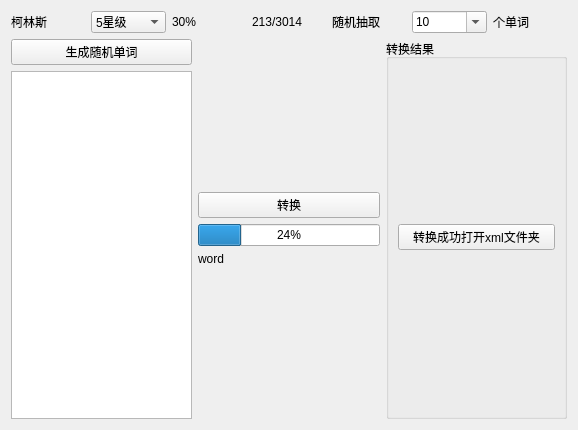
Ji-Yuhang/CovertToSuperMemo, file CovertToSuperMemoQt/randomwords.ui: the form before one commit.
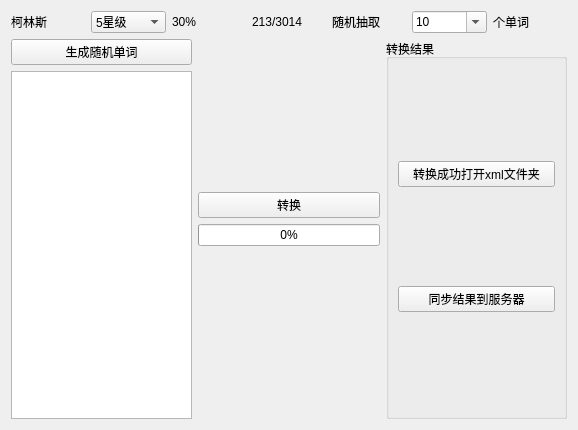
The form after the commit.

Diff of the .ui file:
```diff
--- a/CovertToSuperMemoQt/randomwords.ui
+++ b/CovertToSuperMemoQt/randomwords.ui
@@ -241,14 +241,14 @@
      <item>
       <widget class="QProgressBar" name="progressBar">
        <property name="value">
-        <number>24</number>
+        <number>0</number>
        </property>
       </widget>
      </item>
      <item>
       <widget class="QLabel" name="label_4">
        <property name="text">
-        <string>word</string>
+        <string/>
        </property>
       </widget>
      </item>
@@ -280,6 +280,13 @@
         </property>
        </widget>
       </item>
+      <item row="1" column="0">
+       <widget class="QPushButton" name="setFlagKnowButton">
+        <property name="text">
+         <string>同步结果到服务器</string>
+        </property>
+       </widget>
+      </item>
      </layout>
     </widget>
    </item>
```
Left out of the diff: 4 changed lines with no effect on the pictures.
